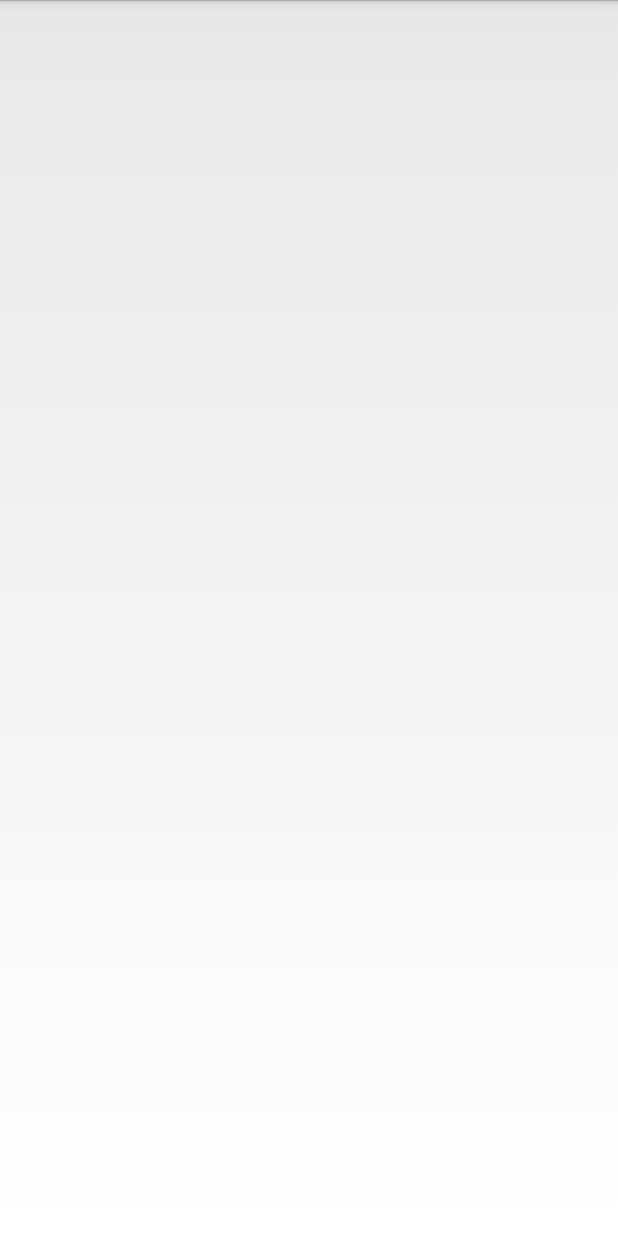
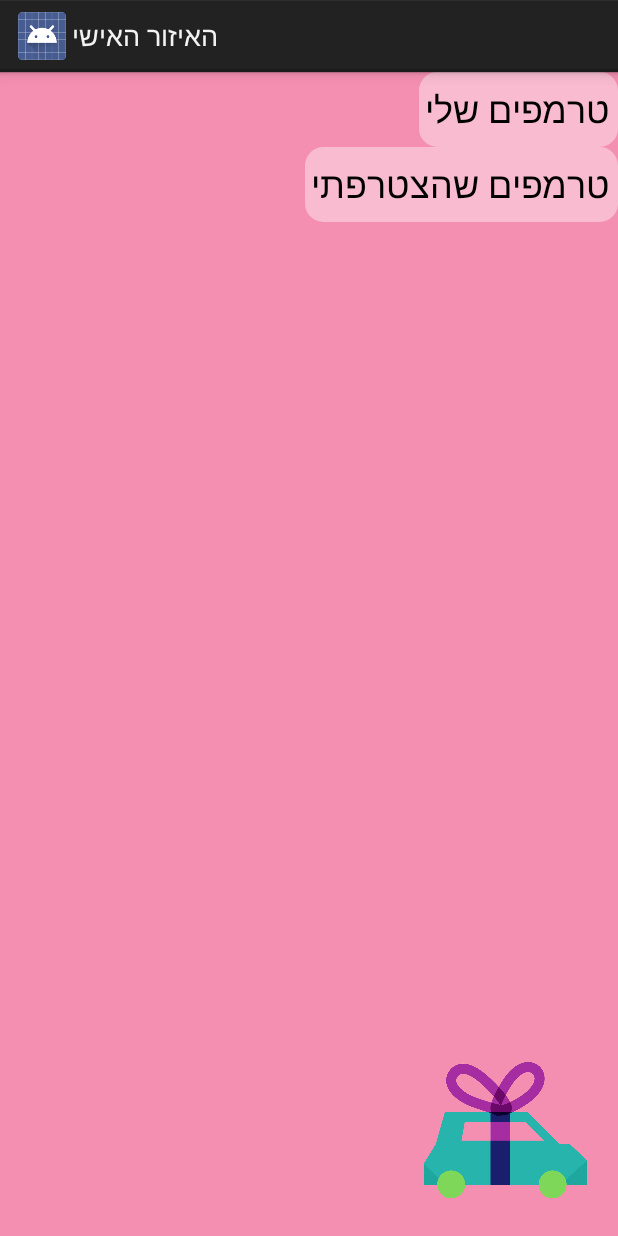
Before and after one commit to manorerel/TrempyTeam, an Android app: the PersonalAreaActivity screen opened directly, with no data from a screen before it, on a phone screen of 412 x 824 dp. Run offline under Robolectric (Android 15) with nearby library versions, the phone set to English and light mode, and no system bars.

Commit message:
Hande personal area and action bar

```diff
--- a/app/src/main/java/com/example/hadar/trempyteam/CreateNewTrempActivity.java
+++ b/app/src/main/java/com/example/hadar/trempyteam/CreateNewTrempActivity.java
@@ -125,7 +125,7 @@ public class CreateNewTrempActivity extends Activity {
                 newTremp.setImageName(imName);
                 fbModel.addTremp(newTremp);
 
-                ModelSql sqlLight = new ModelSql();
+                ModelSql sqlLight = ModelSql.getInstance();
                 sqlLight.addTremp(newTremp);
                 Log.d("TAG", "Create new tremp and save to db");
                 finish();
--- a/app/src/main/java/com/example/hadar/trempyteam/PersonalAreaActivity.java
+++ b/app/src/main/java/com/example/hadar/trempyteam/PersonalAreaActivity.java
@@ -2,6 +2,10 @@ package com.example.hadar.trempyteam;
 
 import android.os.Bundle;
 import android.app.Activity;
+import android.view.View;
+import android.widget.Button;
+
+import com.example.hadar.trempyteam.Model.ModelSql;
 
 public class PersonalAreaActivity extends Activity {
 
@@ -9,6 +13,16 @@ public class PersonalAreaActivity extends Activity {
     protected void onCreate(Bundle savedInstanceState) {
         super.onCreate(savedInstanceState);
         setContentView(R.layout.activity_personal_area);
+        this.setTitle("האיזור האישי");
+
+        Button cretedTremps = (Button)findViewById(R.id.createdTremps);
+        cretedTremps.setOnClickListener(new View.OnClickListener() {
+            public void onClick(View v) {
+                ModelSql modelSql = ModelSql.getInstance();
+                modelSql.getAllTremps(true);
+
+            }
+        });
     }
 
 }
--- a/app/src/main/res/layout/activity_personal_area.xml
+++ b/app/src/main/res/layout/activity_personal_area.xml
@@ -4,6 +4,39 @@
     xmlns:tools="http://schemas.android.com/tools"
     android:layout_width="match_parent"
     android:layout_height="match_parent"
-    tools:context="com.example.hadar.trempyteam.PersonalAreaActivity">
+    android:background="#F48FB1"
+    android:layoutDirection="ltr"
+    tools:context="com.example.hadar.trempyteam.PersonalAreaActivity"
+    >
+
+    <Button
+        android:layout_width="wrap_content"
+        android:layout_height="50dp"
+        android:textSize="24sp"
+        android:background="@drawable/rounded_corners"
+        android:text="טרמפים שלי"
+        android:id="@+id/createdTremps"
+        android:layout_alignParentTop="true"
+        android:layout_alignParentRight="true"
+        android:layout_alignParentEnd="true" />
+    <Button
+        android:layout_width="wrap_content"
+        android:layout_height="50dp"
+        android:textSize="24sp"
+        android:background="@drawable/rounded_corners"
+        android:text="טרמפים שהצטרפתי"
+        android:id="@+id/joinedTremps"
+        android:layout_below="@+id/createdTremps"
+        android:layout_alignParentRight="true"
+        android:layout_alignParentEnd="true" />
+
+    <ImageView
+        android:layout_width="150dp"
+        android:layout_height="150dp"
+        android:src="@mipmap/h"
+        android:layout_alignParentBottom="true"
+        android:layout_alignParentRight="true"
+        android:layout_alignParentEnd="true" />
+
 
 </RelativeLayout>
--- a/app/src/main/res/values/styles.xml
+++ b/app/src/main/res/values/styles.xml
@@ -1,7 +1,7 @@
 <resources>
 
     <!-- Base application theme. -->
-    <style name="AppTheme" parent="android:Theme.Holo.Light.NoActionBar">
+    <style name="AppTheme" parent="android:Theme.Holo.Light.DarkActionBar">
         <!-- Customize your theme here. -->
     </style>
 
```
Also changed, not shown: app/src/main/java/com/example/hadar/trempyteam/MainAactivity.java (+19 -0 lines), app/src/main/java/com/example/hadar/trempyteam/Model/ModelSql.java (+14 -0 lines), app/src/main/java/com/example/hadar/trempyteam/Model/Tremp.java (+15 -3 lines), app/src/main/java/com/example/hadar/trempyteam/Model/TrempSql.java (+65 -3 lines), app/src/main/java/com/example/hadar/trempyteam/searchTrempFragment.java (+36 -0 lines), app/src/main/res/layout/menu_buttons.xml (added, +19 -0 lines).
